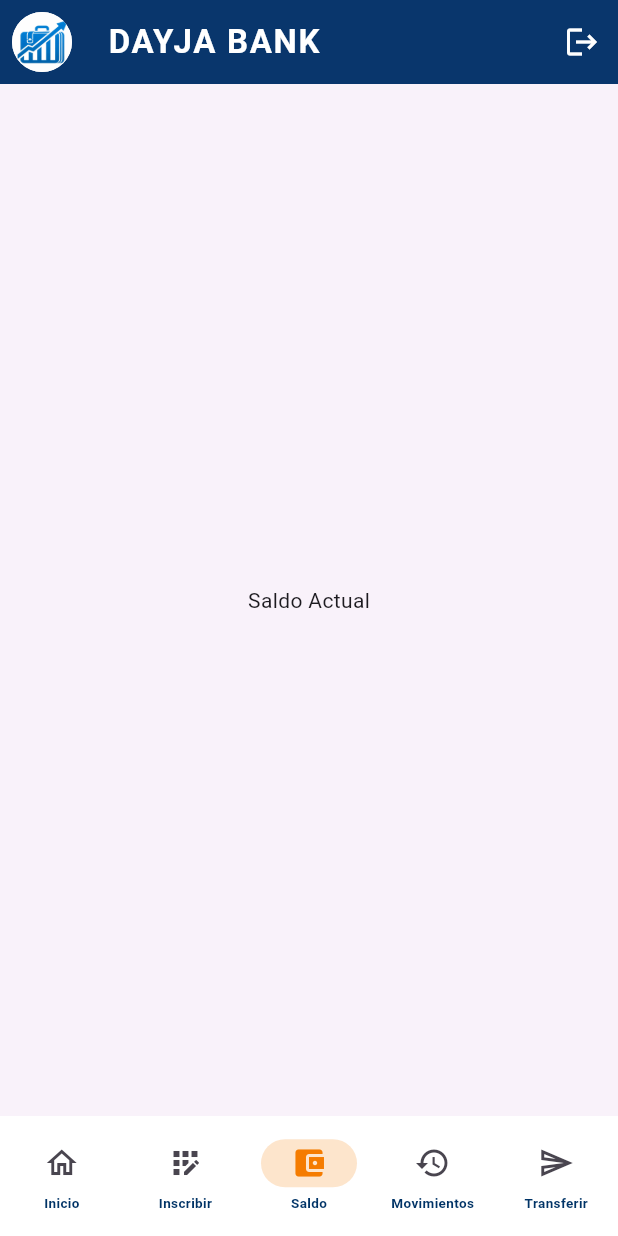
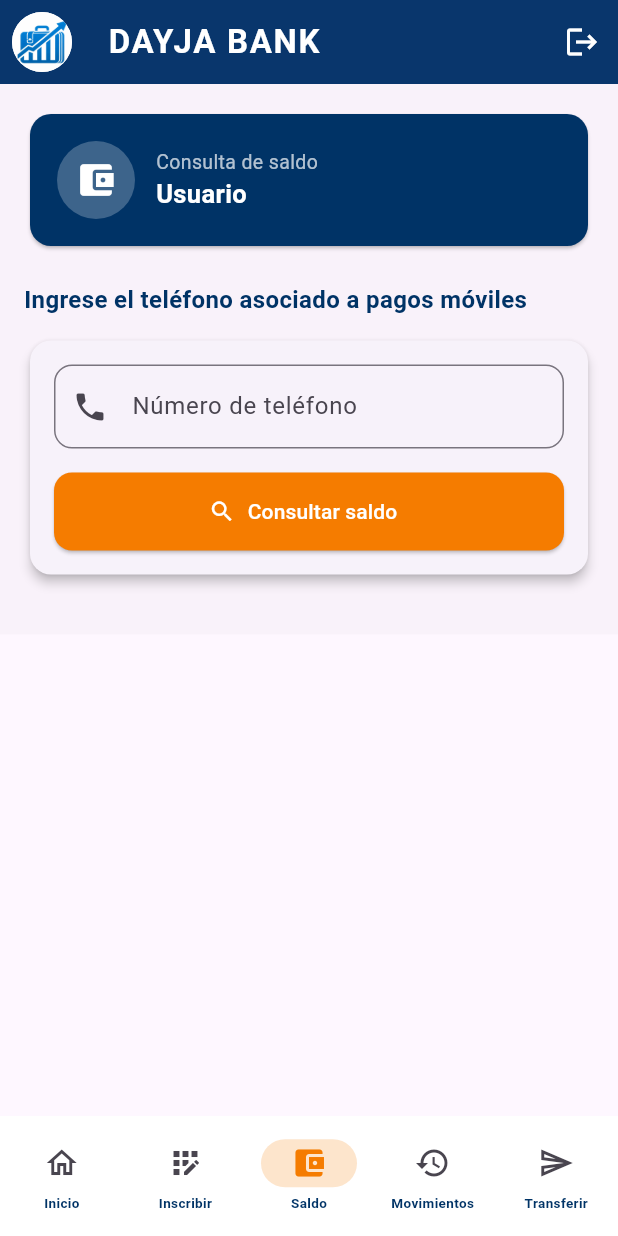
Before and after one commit to DencelRS04/Pagos_Moviles_App, a Flutter app: the MainLayout screen opened by its route, item 3 of the bottom bar chosen, on a phone screen of 412 x 824 dp. Run offline on Flutter 3.47's test engine with Material 3 defaults, Android fonts, the phone set to English and light mode, and no system bars; our stand-ins replace flutter_secure_storage; accounts and stored records are empty.

Commit message:
Agrego modulo de consulta de saldo ya funcional al sistema movil

```diff
--- a/lib/features/balance/presentation/pages/balance_page.dart
+++ b/lib/features/balance/presentation/pages/balance_page.dart
@@ -0,0 +1,340 @@
+import 'dart:convert';
+import 'dart:io';
+import 'package:flutter/material.dart';
+import 'package:flutter_secure_storage/flutter_secure_storage.dart';
+import 'package:http/http.dart' as http;
+import 'package:http/io_client.dart';
+import '../../../../widgets/ui_utils.dart';
+
+class BalancePage extends StatefulWidget {
+  const BalancePage({super.key});
+
+  @override
+  State<BalancePage> createState() => _BalancePageState();
+}
+
+class _BalancePageState extends State<BalancePage> {
+  final _formKey = GlobalKey<FormState>();
+  final _telefonoController = TextEditingController();
+  final _storage = const FlutterSecureStorage();
+
+  bool _cargando = false;
+  String _saldo = '';
+  String _mensaje = '';
+  String _nombreUsuario = '';
+
+  final String baseUrl = 'https://10.0.2.2:7000';
+
+  http.Client get _httpClient {
+    final ioc = HttpClient();
+    ioc.badCertificateCallback =
+        (X509Certificate cert, String host, int port) => true;
+    return IOClient(ioc);
+  }
+
+  @override
+  void initState() {
+    super.initState();
+    _cargarDatosIniciales();
+  }
+
+  Future<void> _cargarDatosIniciales() async {
+    final telefonoGuardado = await _storage.read(key: 'telefono');
+    final nombreGuardado = await _storage.read(key: 'nombre_completo');
+
+    if (!mounted) return;
+
+    setState(() {
+      _telefonoController.text = telefonoGuardado ?? '';
+      _nombreUsuario = nombreGuardado ?? 'Usuario';
+    });
+  }
+
+  @override
+  void dispose() {
+    _telefonoController.dispose();
+    super.dispose();
+  }
+
+  String? validarTelefono(String? value) {
+    if (value == null || value.trim().isEmpty) {
+      return 'El teléfono es obligatorio';
+    }
+
+    final telefono = value.trim();
+
+    if (!RegExp(r'^[0-9]{8}$').hasMatch(telefono)) {
+      return 'El teléfono debe tener 8 dígitos';
+    }
+
+    return null;
+  }
+
+  Future<void> consultarSaldo() async {
+    if (!_formKey.currentState!.validate()) return;
+
+    setState(() {
+      _cargando = true;
+      _saldo = '';
+      _mensaje = '';
+    });
+
+    try {
+      final token = await _storage.read(key: 'access_token');
+      final identificacion = await _storage.read(key: 'identificacion');
+      final telefono = _telefonoController.text.trim();
+
+      if (token == null || token.isEmpty) {
+        setState(() {
+          _mensaje = 'No se encontró el token de sesión.';
+        });
+        return;
+      }
+
+      if (identificacion == null || identificacion.isEmpty) {
+        setState(() {
+          _mensaje = 'No se encontró la identificación del usuario.';
+        });
+        return;
+      }
+
+      final uri = Uri.parse('$baseUrl/gateway/trans/accounts/balance');
+
+      final client = _httpClient;
+      final response = await client.post(
+        uri,
+        headers: {
+          'Authorization': 'Bearer $token',
+          'Content-Type': 'application/json',
+        },
+        body: jsonEncode({
+          'telefono': telefono,
+          'identificacion': identificacion,
+        }),
+      );
+
+      final body = response.body.isNotEmpty ? jsonDecode(response.body) : null;
+
+      if (response.statusCode == 200) {
+        String saldoTexto = '';
+
+        if (body is Map<String, dynamic>) {
+          if (body['saldo'] != null) {
+            saldoTexto = body['saldo'].toString();
+          } else if (body['datos'] is Map && body['datos']['saldo'] != null) {
+            saldoTexto = body['datos']['saldo'].toString();
+          } else if (body['datos'] != null) {
+            saldoTexto = body['datos'].toString();
+          }
+        }
+
+        setState(() {
+          _saldo = saldoTexto.isNotEmpty
+              ? saldoTexto
+              : 'Saldo recibido sin formato esperado';
+        });
+
+        if (mounted) {
+          UIUtils.showMsg(context, 'Consulta de saldo realizada correctamente');
+        }
+      } else if (response.statusCode == 401) {
+        setState(() {
+          _mensaje = 'Sesión expirada o token inválido.';
+        });
+      } else if (response.statusCode == 400) {
+        setState(() {
+          _mensaje = body is Map<String, dynamic> && body['descripcion'] != null
+              ? body['descripcion'].toString()
+              : 'Datos inválidos para consultar saldo.';
+        });
+      } else if (response.statusCode == 404) {
+        setState(() {
+          _mensaje = 'No se encontró la cuenta o el usuario asociado.';
+        });
+      } else {
+        setState(() {
+          _mensaje = body is Map<String, dynamic> && body['descripcion'] != null
+              ? body['descripcion'].toString()
+              : 'Error inesperado: ${response.statusCode}';
+        });
+      }
+    } catch (e) {
+      setState(() {
+        _mensaje = 'Ocurrió un error al consultar el saldo: $e';
+      });
+    } finally {
+      if (mounted) {
+        setState(() {
+          _cargando = false;
+        });
+      }
+    }
+  }
+
+  @override
+  Widget build(BuildContext context) {
+    const colorPrimario = Color(0xFF003366);
+    const colorAcento = Color(0xFFF57C00);
+
+    return SingleChildScrollView(
+      padding: const EdgeInsets.all(16),
+      child: Form(
+        key: _formKey,
+        child: Column(
+          crossAxisAlignment: CrossAxisAlignment.start,
+          children: [
+            Card(
+              color: colorPrimario,
+              shape: RoundedRectangleBorder(
+                borderRadius: BorderRadius.circular(14),
+              ),
+              child: Padding(
+                padding: const EdgeInsets.all(18),
+                child: Row(
+                  children: [
+                    const CircleAvatar(
+                      radius: 26,
+                      backgroundColor: Colors.white24,
+                      child: Icon(
+                        Icons.account_balance_wallet,
+                        color: Colors.white,
+                        size: 28,
+                      ),
+                    ),
+                    const SizedBox(width: 14),
+                    Expanded(
+                      child: Column(
+                        crossAxisAlignment: CrossAxisAlignment.start,
+                        children: [
+                          const Text(
+                            'Consulta de saldo',
+                            style: TextStyle(
+                              color: Colors.white70,
+                              fontSize: 13,
+                            ),
+                          ),
+                          Text(
+                            _nombreUsuario,
+                            style: const TextStyle(
+                              color: Colors.white,
+                              fontSize: 17,
+                              fontWeight: FontWeight.bold,
+                            ),
+                          ),
+                        ],
+                      ),
+                    ),
+                  ],
+                ),
+              ),
+            ),
+            const SizedBox(height: 20),
+            const Text(
+              'Ingrese el teléfono asociado a pagos móviles',
+              style: TextStyle(
+                fontSize: 16,
+                fontWeight: FontWeight.bold,
+                color: colorPrimario,
+              ),
+            ),
+            const SizedBox(height: 12),
+            Card(
+              elevation: 3,
+              shape: RoundedRectangleBorder(
+                borderRadius: BorderRadius.circular(14),
+              ),
+              child: Padding(
+                padding: const EdgeInsets.all(16),
+                child: Column(
+                  children: [
+                    TextFormField(
+                      controller: _telefonoController,
+                      keyboardType: TextInputType.phone,
+                      decoration: InputDecoration(
+                        labelText: 'Número de teléfono',
+                        prefixIcon: const Icon(Icons.phone),
+                        border: OutlineInputBorder(
+                          borderRadius: BorderRadius.circular(12),
+                        ),
+                      ),
+                      validator: validarTelefono,
+                    ),
+                    const SizedBox(height: 16),
+                    SizedBox(
+                      width: double.infinity,
+                      height: 52,
+                      child: ElevatedButton.icon(
+                        onPressed: _cargando ? null : consultarSaldo,
+                        style: ElevatedButton.styleFrom(
+                          backgroundColor: colorAcento,
+                          foregroundColor: Colors.white,
+                          shape: RoundedRectangleBorder(
+                            borderRadius: BorderRadius.circular(12),
+                          ),
+                        ),
+                        icon: _cargando
+                            ? const SizedBox(
+                                width: 18,
+                                height: 18,
+                                child: CircularProgressIndicator(
+                                  strokeWidth: 2,
+                                  color: Colors.white,
+                                ),
+                              )
+                            : const Icon(Icons.search),
+                        label: Text(
+                          _cargando ? 'Consultando...' : 'Consultar saldo',
+                        ),
+                      ),
+                    ),
+                  ],
+                ),
+              ),
+            ),
+            const SizedBox(height: 20),
+            if (_saldo.isNotEmpty)
+              Card(
+                elevation: 4,
+                shape: RoundedRectangleBorder(
+                  borderRadius: BorderRadius.circular(14),
+                ),
+                child: ListTile(
+                  contentPadding: const EdgeInsets.all(16),
+                  leading: const CircleAvatar(
+                    backgroundColor: Color(0xFFE8F5E9),
+                    child: Icon(Icons.attach_money, color: Colors.green),
+                  ),
+                  title: const Text(
+                    'Saldo disponible',
+                    style: TextStyle(fontWeight: FontWeight.bold),
+                  ),
+                  subtitle: Padding(
+                    padding: const EdgeInsets.only(top: 8),
+                    child: Text(
+                      _saldo,
+                      style: const TextStyle(
+                        fontSize: 24,
+                        fontWeight: FontWeight.bold,
+                        color: colorPrimario,
+                      ),
+                    ),
+                  ),
+                ),
+              ),
+            if (_mensaje.isNotEmpty)
+              Padding(
+                padding: const EdgeInsets.only(top: 12),
+                child: Text(
+                  _mensaje,
+                  style: const TextStyle(
+                    color: Colors.red,
+                    fontWeight: FontWeight.w600,
+                  ),
+                ),
+              ),
+          ],
+        ),
+      ),
+    );
+  }
+}
--- a/lib/screens/main_layout.dart
+++ b/lib/screens/main_layout.dart
@@ -4,6 +4,7 @@ import '../widgets/ui_utils.dart';
 import '../features/home/presentation/pages/home_page.dart';
 import '../features/transfer/presentation/pages/transfer_page.dart';
 import '../features/subscription/presentation/pages/register_wallet_page.dart';
+import '../features/balance/presentation/pages/balance_page.dart';
 
 class MainLayout extends StatefulWidget {
   const MainLayout({super.key});
@@ -16,11 +17,11 @@ class _MainLayoutState extends State<MainLayout> {
   int _selectedIndex = 0;
 
   late final List<Widget> _screens = [
-  HomePage(onTransferir: () => onTransferirTap()),
-  const RegisterWalletPage(),
-  const Center(child: Text("Saldo Actual")),
-  const Center(child: Text("Historial de Movimientos")),
-  const TransferPage(),
+    HomePage(onTransferir: () => onTransferirTap()),
+    const RegisterWalletPage(),
+    const BalancePage(),
+    const Center(child: Text("Historial de Movimientos")),
+    const TransferPage(),
   ];
 
   void _onItemTapped(int index) {
```
Also changed, not shown: lib/services/auth_service.dart (+44 -11 lines).
